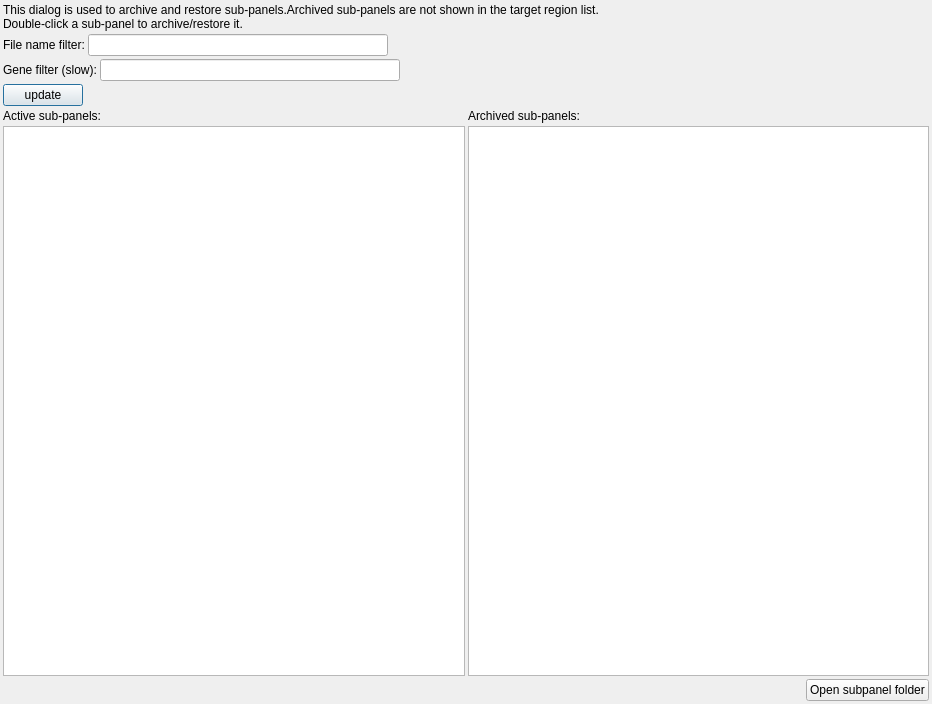
This is src/GSvar/SubpanelArchiveDialog.ui in imgag/ngs-bits as Qt 5 draws it before an edit. The edited form follows.
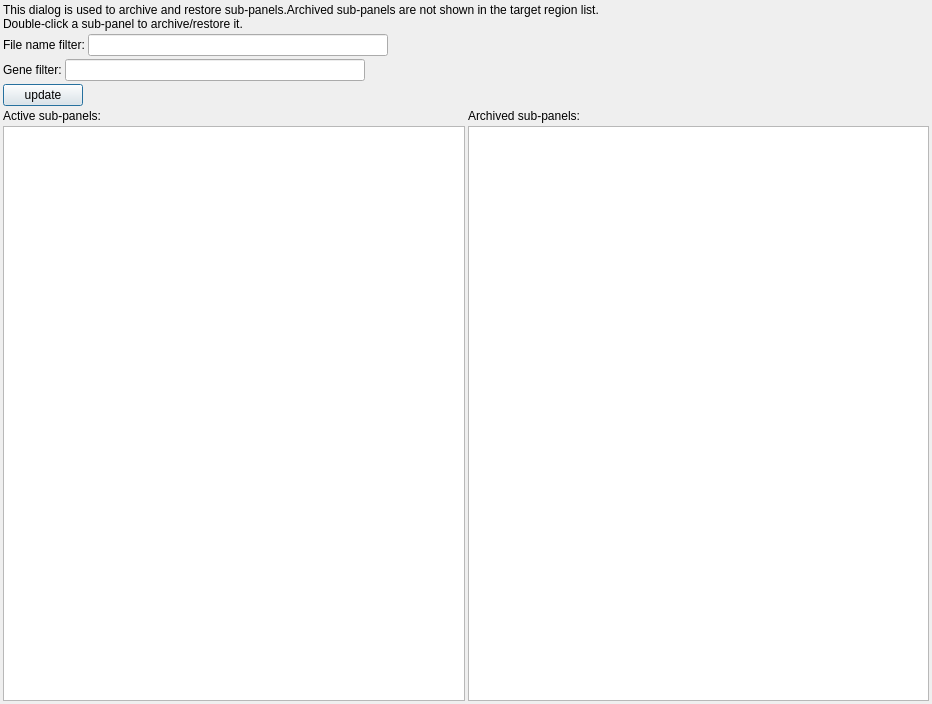
This is the edited form. Icons and pictures are not drawn.

The edit to the form file:
```diff
--- a/src/GSvar/SubpanelArchiveDialog.ui
+++ b/src/GSvar/SubpanelArchiveDialog.ui
@@ -84,7 +84,7 @@
         <string>Comma-separated list of genes.</string>
        </property>
        <property name="text">
-        <string>Gene filter (slow):</string>
+        <string>Gene filter:</string>
        </property>
       </widget>
      </item>
@@ -167,37 +167,6 @@
    <item row="5" column="1">
     <widget class="QListWidget" name="list_archive"/>
    </item>
-   <item row="6" column="0" colspan="2">
-    <layout class="QHBoxLayout" name="horizontalLayout_2">
-     <property name="spacing">
-      <number>3</number>
-     </property>
-     <item>
-      <spacer name="horizontalSpacer">
-       <property name="orientation">
-        <enum>Qt::Horizontal</enum>
-       </property>
-       <property name="sizeHint" stdset="0">
-        <size>
-         <width>168</width>
-         <height>20</height>
-        </size>
-       </property>
-      </spacer>
-     </item>
-     <item>
-      <widget class="QPushButton" name="open_folder">
-       <property name="text">
-        <string>Open subpanel folder</string>
-       </property>
-       <property name="icon">
-        <iconset resource="GSvar.qrc">
-         <normaloff>:/Icons/Folder.png</normaloff>:/Icons/Folder.png</iconset>
-       </property>
-      </widget>
-     </item>
-    </layout>
-   </item>
   </layout>
  </widget>
  <resources>
```
Left out of the diff: 16 changed lines with no effect on the pictures.
